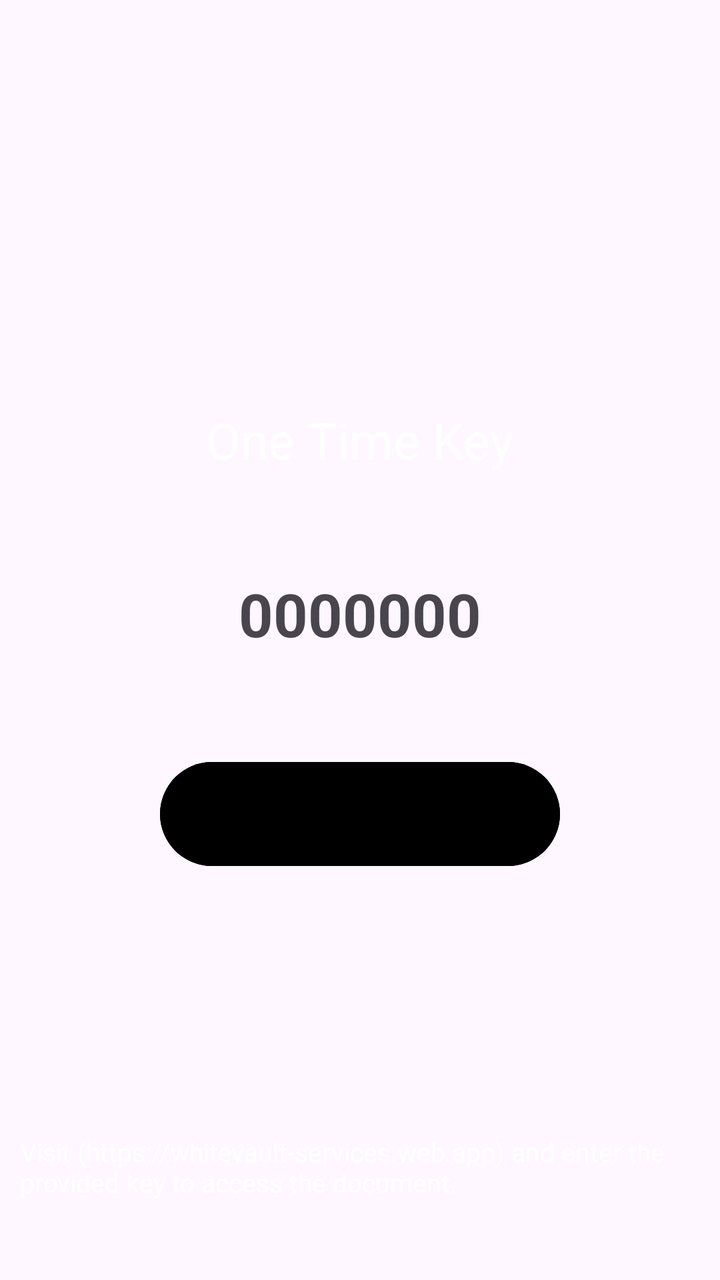
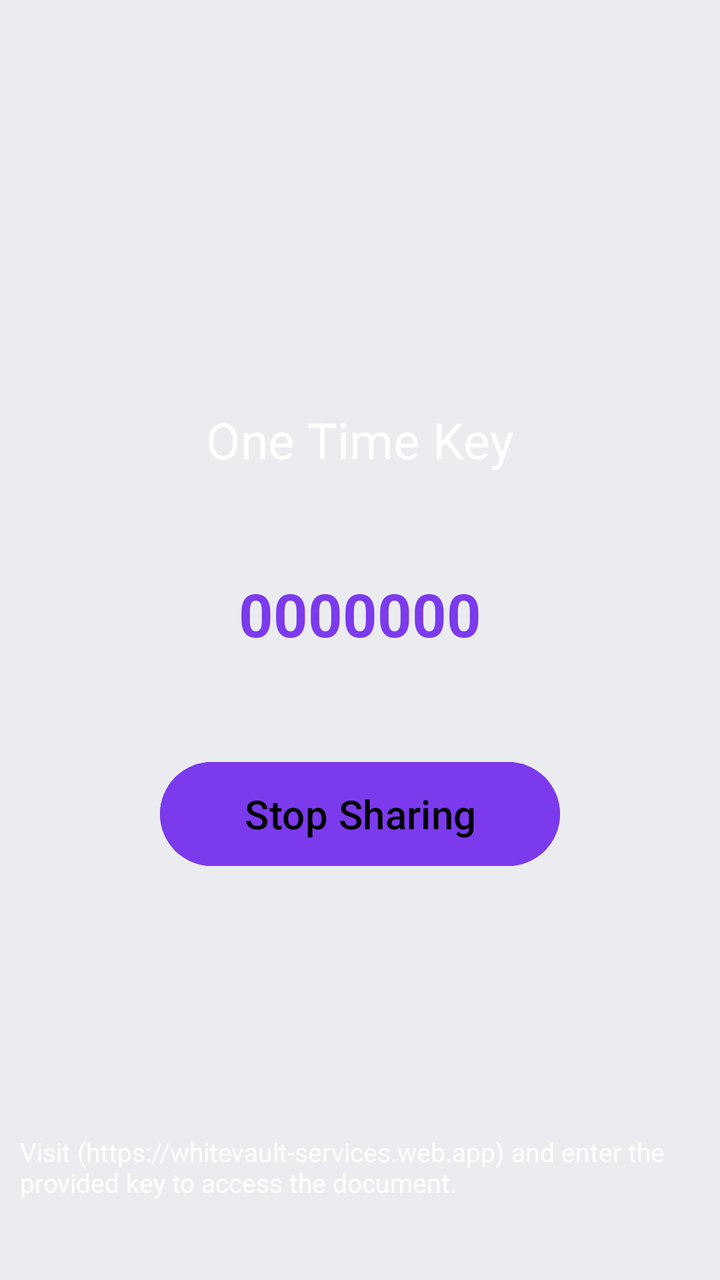

Two renders of the same Android screen: before a commit and after it. Below are the layout's source before the change and the commit's diff.
<!-- AndroidManifest.xml: application theme Theme.WhiteVault -->
<!-- res/layout/activity_share.xml -->
<?xml version="1.0" encoding="utf-8"?>
<RelativeLayout xmlns:android="http://schemas.android.com/apk/res/android"
    xmlns:app="http://schemas.android.com/apk/res-auto"
    xmlns:tools="http://schemas.android.com/tools"
    android:id="@+id/main"
    android:layout_width="match_parent"
    android:layout_height="match_parent"
    tools:context=".ShareActivity"
    android:background="@color/background">

    <LinearLayout
        android:layout_width="match_parent"
        android:layout_height="match_parent"
        android:gravity="center"
        android:orientation="vertical">

        <TextView
            android:layout_width="wrap_content"
            android:layout_height="wrap_content"
            android:text="One Time Key"
            android:textColor="@color/white"
            android:textSize="25sp"
            android:layout_marginBottom="50dp"/>

        <TextView
            android:id="@+id/text_one_time_key"
            android:layout_width="wrap_content"
            android:layout_height="wrap_content"
            android:text="0000000"
            android:textColor="@color/lPrimary"
            android:textStyle="bold"
            android:textSize="30sp"
            android:textIsSelectable="true"/>

        <Button
            android:id="@+id/button_stop_sharing"
            android:layout_width="200dp"
            android:layout_height="60dp"
            android:backgroundTint="@color/lPrimary"
            android:text="Stop Sharing"
            android:textColor="@color/black"
            android:textSize="20sp"
            android:layout_marginTop="50dp"/>


    </LinearLayout>

    <TextView
        android:layout_width="wrap_content"
        android:layout_height="wrap_content"
        android:layout_alignParentBottom="true"
        android:layout_centerHorizontal="true"
        android:text="Visit (https://whitevault-services.web.app) and enter the provided key to access the document."
        android:textSize="13sp"
        android:textColor="@color/white"
        android:layout_marginBottom="40dp"
        android:layout_marginStart="10dp"
        android:layout_marginEnd="10dp"/>

</RelativeLayout>
<!-- resources referenced by this layout -->
<resources>
  <color name="black">#FF000000</color>
  <color name="white">#FFFFFFFF</color>
  <style name="Theme.WhiteVault" parent="Base.Theme.WhiteVault" />
  <style name="Base.Theme.WhiteVault" parent="Theme.Material3.DayNight.NoActionBar">
          
          
      </style>
</resources>

<!-- the commit's change to res/layout/activity_share.xml (unified diff, before → after) -->
@@ -6,7 +6,7 @@
     android:layout_width="match_parent"
     android:layout_height="match_parent"
     tools:context=".ShareActivity"
-    android:background="@color/background">
+    style="@style/BACKGROUND">
 
     <LinearLayout
         android:layout_width="match_parent"
@@ -27,7 +27,7 @@
             android:layout_width="wrap_content"
             android:layout_height="wrap_content"
             android:text="0000000"
-            android:textColor="@color/lPrimary"
+            android:textColor="@color/primary"
             android:textStyle="bold"
             android:textSize="30sp"
             android:textIsSelectable="true"/>
@@ -36,7 +36,7 @@
             android:id="@+id/button_stop_sharing"
             android:layout_width="200dp"
             android:layout_height="60dp"
-            android:backgroundTint="@color/lPrimary"
+            android:backgroundTint="@color/primary"
             android:text="Stop Sharing"
             android:textColor="@color/black"
             android:textSize="20sp"
<!-- resource entries referenced after the edit -->
@@ -1,7 +1,11 @@
 <!-- resources referenced by this layout -->
 <resources>
   <color name="black">#FF000000</color>
+  <color name="primary">#7C3AED</color>
   <color name="white">#FFFFFFFF</color>
+  <style name="BACKGROUND">
+          <item name="android:background">#EBECEF</item>
+      </style>
   <style name="Theme.WhiteVault" parent="Base.Theme.WhiteVault" />
   <style name="Base.Theme.WhiteVault" parent="Theme.Material3.DayNight.NoActionBar">
           
